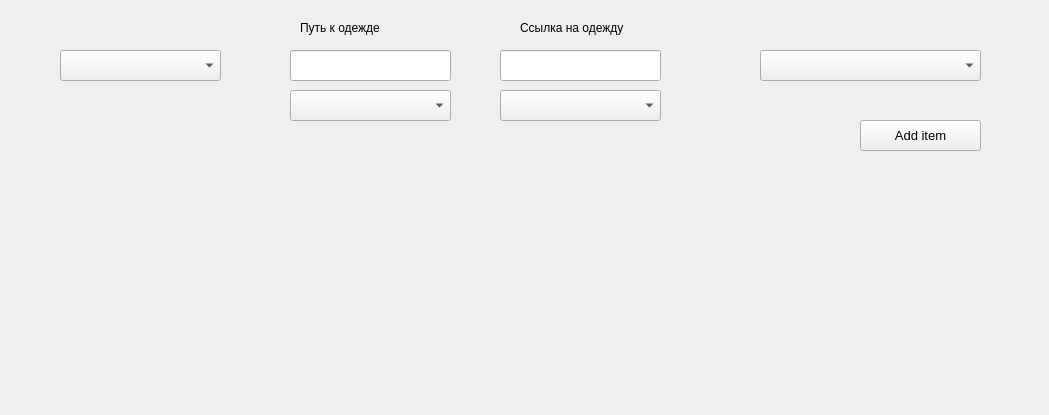
The window that mainform.ui (rutraq/wearByWeatherFirebase) describes before a commit, drawn with Qt 5.
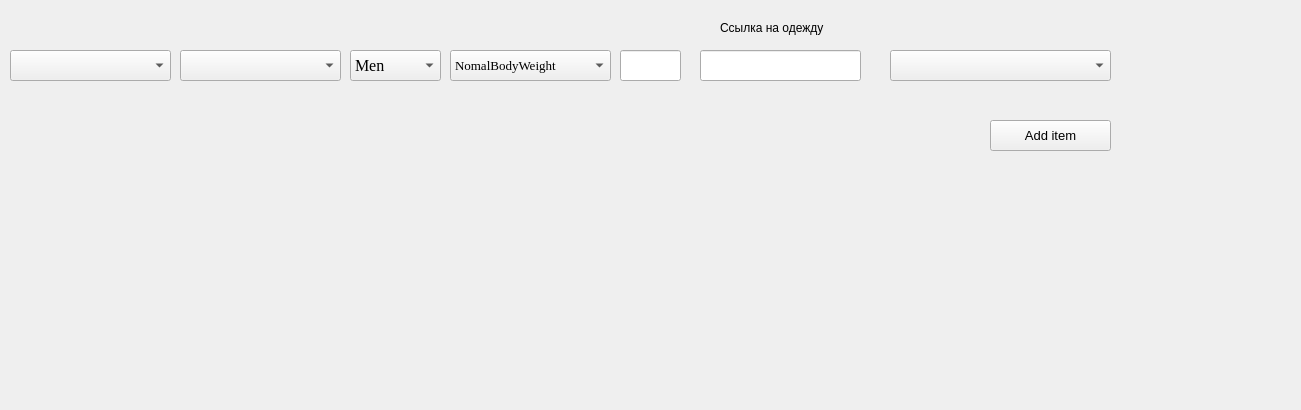
The same window after the commit.

Commit message: firestore read and write

Diff of the .ui file:
```diff
--- a/mainform.ui
+++ b/mainform.ui
@@ -6,8 +6,8 @@
    <rect>
     <x>0</x>
     <y>0</y>
-    <width>1049</width>
-    <height>415</height>
+    <width>1301</width>
+    <height>410</height>
    </rect>
   </property>
   <property name="windowTitle">
@@ -17,7 +17,7 @@
    <widget class="QComboBox" name="comboBoxShop">
     <property name="geometry">
      <rect>
-      <x>760</x>
+      <x>890</x>
       <y>50</y>
       <width>221</width>
       <height>31</height>
@@ -27,8 +27,8 @@
      <font>
       <family>Times New Roman</family>
       <pointsize>12</pointsize>
-      <weight>75</weight>
-      <bold>true</bold>
+      <weight>50</weight>
+      <bold>false</bold>
      </font>
     </property>
     <property name="currentText">
@@ -38,7 +38,7 @@
    <widget class="QComboBox" name="comboBoxItem">
     <property name="geometry">
      <rect>
-      <x>60</x>
+      <x>10</x>
       <y>50</y>
       <width>161</width>
       <height>31</height>
@@ -48,8 +48,8 @@
      <font>
       <family>Times New Roman</family>
       <pointsize>12</pointsize>
-      <weight>75</weight>
-      <bold>true</bold>
+      <weight>50</weight>
+      <bold>false</bold>
      </font>
     </property>
     <property name="currentText">
@@ -59,7 +59,7 @@
    <widget class="QLabel" name="label">
     <property name="geometry">
      <rect>
-      <x>520</x>
+      <x>720</x>
       <y>20</y>
       <width>111</width>
       <height>16</height>
@@ -69,23 +69,10 @@
      <string>Ссылка на одежду</string>
     </property>
    </widget>
-   <widget class="QLabel" name="label_2">
-    <property name="geometry">
-     <rect>
-      <x>300</x>
-      <y>20</y>
-      <width>111</width>
-      <height>16</height>
-     </rect>
-    </property>
-    <property name="text">
-     <string>Путь к одежде</string>
-    </property>
-   </widget>
    <widget class="QPushButton" name="pushButton">
     <property name="geometry">
      <rect>
-      <x>860</x>
+      <x>990</x>
       <y>120</y>
       <width>121</width>
       <height>31</height>
@@ -100,26 +87,10 @@
      <string>Add item</string>
     </property>
    </widget>
-   <widget class="QLineEdit" name="lineEditPath">
-    <property name="geometry">
-     <rect>
-      <x>290</x>
-      <y>50</y>
-      <width>161</width>
-      <height>31</height>
-     </rect>
-    </property>
-    <property name="font">
-     <font>
-      <family>Times New Roman</family>
-      <pointsize>10</pointsize>
-     </font>
-    </property>
-   </widget>
    <widget class="QLineEdit" name="lineEditUrl">
     <property name="geometry">
      <rect>
-      <x>500</x>
+      <x>700</x>
       <y>50</y>
       <width>161</width>
       <height>31</height>
@@ -135,8 +106,8 @@
    <widget class="QComboBox" name="comboBoxStyle">
     <property name="geometry">
      <rect>
-      <x>290</x>
-      <y>90</y>
+      <x>180</x>
+      <y>50</y>
       <width>161</width>
       <height>31</height>
      </rect>
@@ -145,8 +116,8 @@
      <font>
       <family>Times New Roman</family>
       <pointsize>12</pointsize>
-      <weight>75</weight>
-      <bold>true</bold>
+      <weight>50</weight>
+      <bold>false</bold>
      </font>
     </property>
     <property name="currentText">
@@ -156,9 +127,9 @@
    <widget class="QComboBox" name="comboBoxStyleNumber">
     <property name="geometry">
      <rect>
-      <x>500</x>
-      <y>90</y>
-      <width>161</width>
+      <x>350</x>
+      <y>50</y>
+      <width>91</width>
       <height>31</height>
      </rect>
     </property>
@@ -166,12 +137,79 @@
      <font>
       <family>Times New Roman</family>
       <pointsize>12</pointsize>
-      <weight>75</weight>
-      <bold>true</bold>
+      <weight>50</weight>
+      <bold>false</bold>
      </font>
     </property>
     <property name="currentText">
-     <string/>
+     <string>Men</string>
+    </property>
+    <item>
+     <property name="text">
+      <string>Men</string>
+     </property>
+    </item>
+    <item>
+     <property name="text">
+      <string>Women</string>
+     </property>
+    </item>
+   </widget>
+   <widget class="QComboBox" name="comboBoxWeight">
+    <property name="geometry">
+     <rect>
+      <x>450</x>
+      <y>50</y>
+      <width>161</width>
+      <height>31</height>
+     </rect>
+    </property>
+    <property name="font">
+     <font>
+      <family>Times New Roman</family>
+      <pointsize>10</pointsize>
+      <weight>50</weight>
+      <bold>false</bold>
+     </font>
+    </property>
+    <property name="currentText">
+     <string>NomalBodyWeight</string>
+    </property>
+    <item>
+     <property name="text">
+      <string>NomalBodyWeight</string>
+     </property>
+    </item>
+    <item>
+     <property name="text">
+      <string>BodyMassDeficiency</string>
+     </property>
+    </item>
+    <item>
+     <property name="text">
+      <string>Overweight</string>
+     </property>
+    </item>
+    <item>
+     <property name="text">
+      <string>Underweight</string>
+     </property>
+    </item>
+   </widget>
+   <widget class="QLineEdit" name="lineEditStyleNumber">
+    <property name="geometry">
+     <rect>
+      <x>620</x>
+      <y>50</y>
+      <width>61</width>
+      <height>31</height>
+     </rect>
+    </property>
+    <property name="font">
+     <font>
+      <family>Times New Roman</family>
+      <pointsize>10</pointsize>
+     </font>
     </property>
    </widget>
   </widget>
```
Left out of the diff: 2 changed lines with no effect on the pictures. The commit also changes 2 other files.
